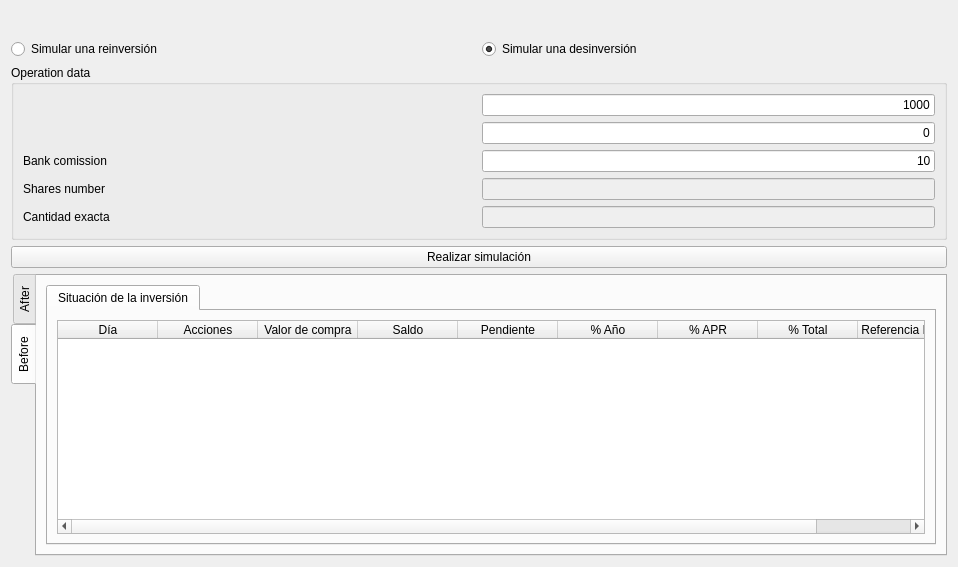
First picture: the form in ui/wdgDisReinvest.ui, repository turulomio/xulpymoney, before the edit.
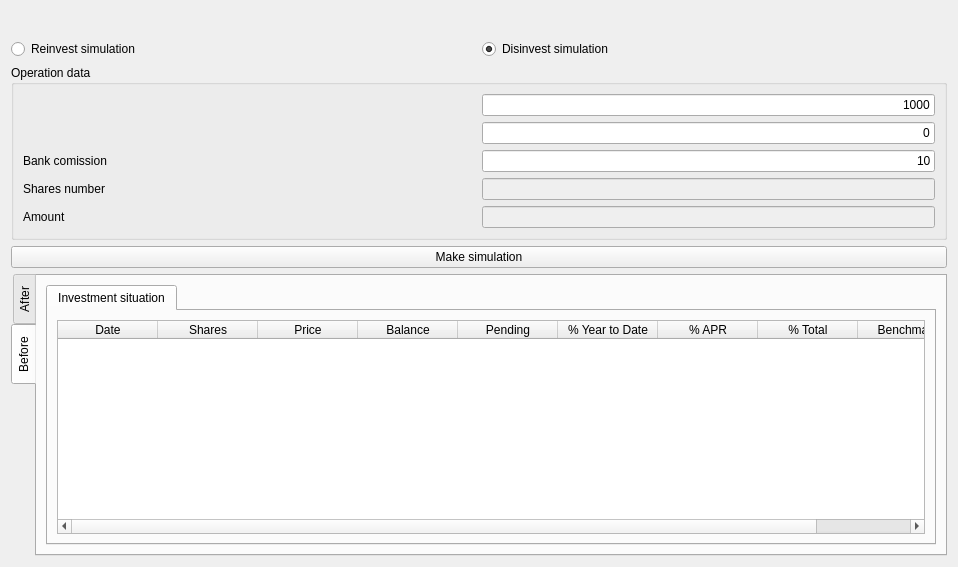
Second picture: the form after the edit. The open tabs and pages were chosen to show the change. Icons and pictures are not drawn. Custom widgets are drawn as their Qt base class.

The edit to the form file:
```diff
--- a/ui/wdgDisReinvest.ui
+++ b/ui/wdgDisReinvest.ui
@@ -39,14 +39,14 @@
        <item>
         <widget class="QRadioButton" name="radRe">
          <property name="text">
-          <string>Simular una reinversión</string>
+          <string>Reinvest simulation</string>
          </property>
         </widget>
        </item>
        <item>
         <widget class="QRadioButton" name="radDes">
          <property name="text">
-          <string>Simular una desinversión</string>
+          <string>Disinvest simulation</string>
          </property>
          <property name="checked">
           <bool>true</bool>
@@ -171,7 +171,7 @@
             <item>
              <widget class="QLabel" name="label_2">
               <property name="text">
-               <string>Cantidad exacta</string>
+               <string>Amount</string>
               </property>
              </widget>
             </item>
@@ -204,7 +204,7 @@
      <item>
       <widget class="QPushButton" name="cmd">
        <property name="text">
-        <string>Realizar simulación</string>
+        <string>Make simulation</string>
        </property>
       </widget>
      </item>
@@ -454,7 +454,7 @@
            </property>
            <widget class="QWidget" name="tab_4">
             <attribute name="title">
-             <string>Situación de la inversión</string>
+             <string>Investment situation</string>
             </attribute>
             <layout class="QHBoxLayout" name="horizontalLayout_13">
              <item>
@@ -473,32 +473,32 @@
                </attribute>
                <column>
                 <property name="text">
-                 <string>Día</string>
+                 <string>Date</string>
                 </property>
                </column>
                <column>
                 <property name="text">
-                 <string>Acciones</string>
+                 <string>Shares</string>
                 </property>
                </column>
                <column>
                 <property name="text">
-                 <string>Valor de compra</string>
+                 <string>Price</string>
                 </property>
                </column>
                <column>
                 <property name="text">
-                 <string>Saldo</string>
+                 <string>Balance</string>
                 </property>
                </column>
                <column>
                 <property name="text">
-                 <string>Pendiente</string>
+                 <string>Pending</string>
                 </property>
                </column>
                <column>
                 <property name="text">
-                 <string>% Año</string>
+                 <string>% Year to Date</string>
                 </property>
                </column>
                <column>
@@ -513,7 +513,7 @@
                </column>
                <column>
                 <property name="text">
-                 <string>Referencia Indice</string>
+                 <string>Benchmark</string>
                 </property>
                </column>
               </widget>
```
Left out of the diff: 2 changed lines with no effect on the pictures.
